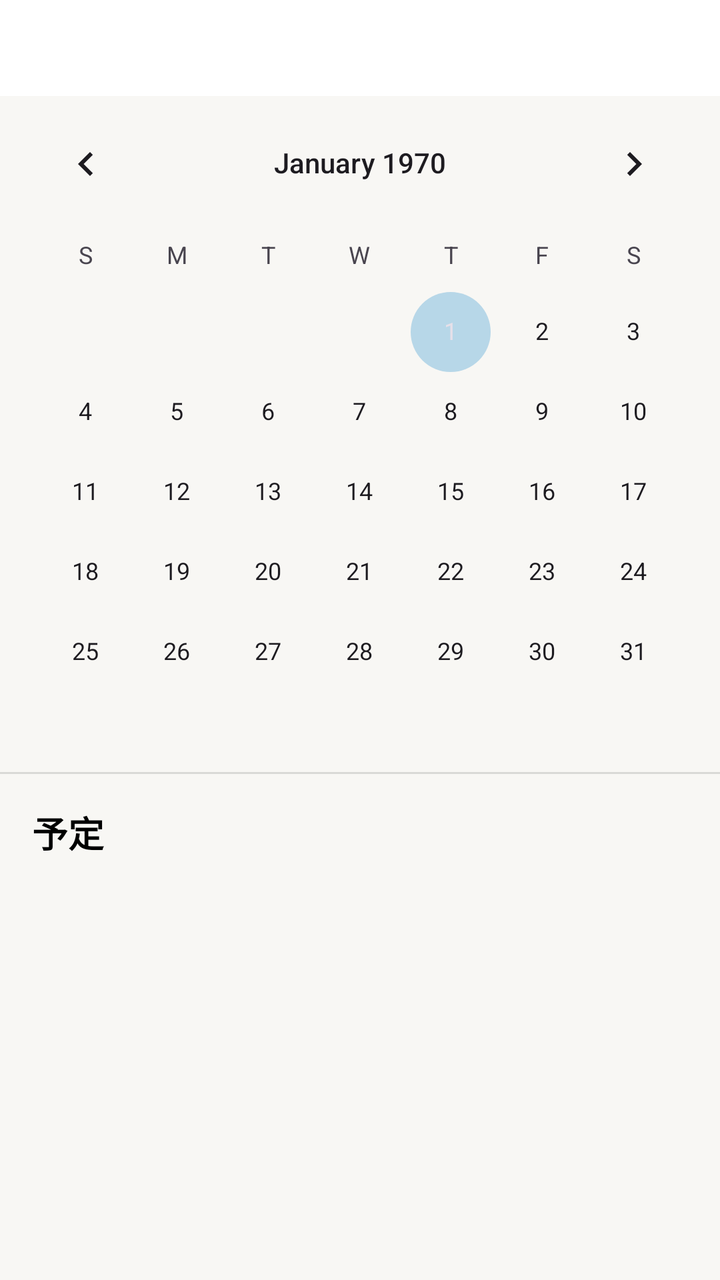
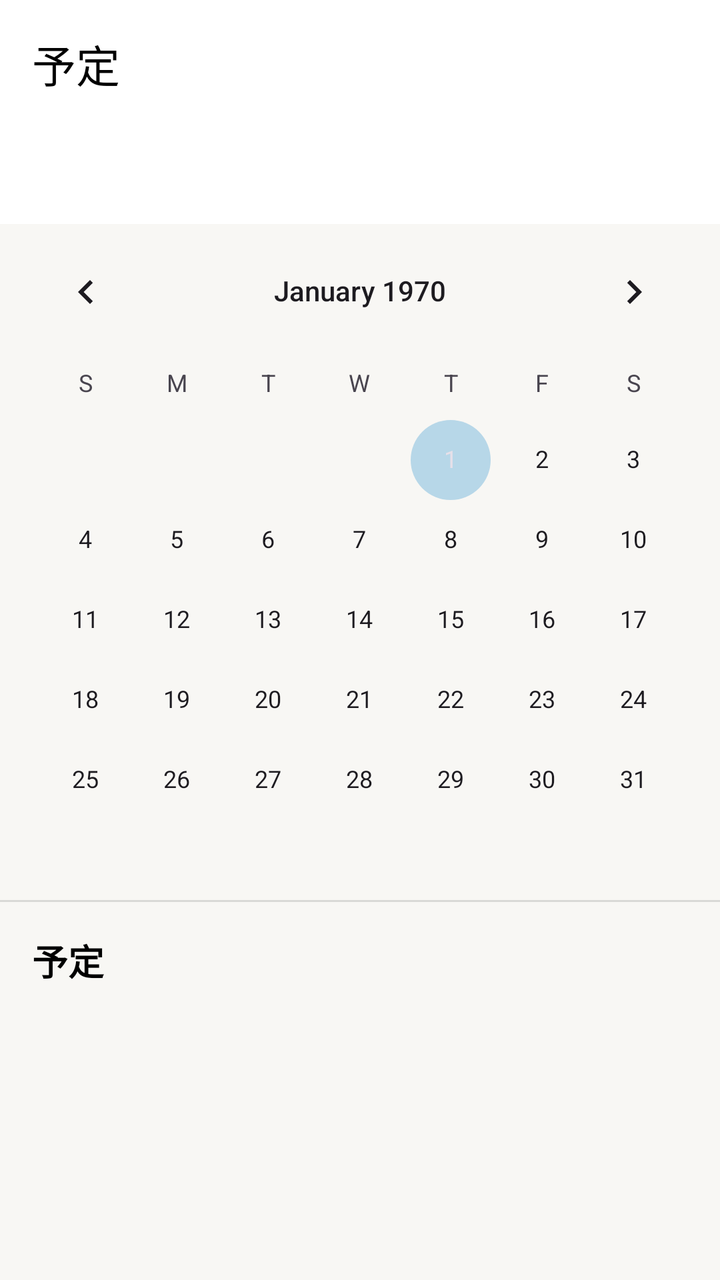

Screens rendered from an Android XML layout before and after an edit, with the pre-edit source and the edit as a unified diff.
<!-- AndroidManifest.xml: application theme Theme.SottoMemo -->
<!-- res/layout/fragment_schedule.xml -->
<?xml version="1.0" encoding="utf-8"?>
<LinearLayout xmlns:android="http://schemas.android.com/apk/res/android"
    xmlns:app="http://schemas.android.com/apk/res-auto"
    xmlns:tools="http://schemas.android.com/tools"
    android:layout_width="match_parent"
    android:layout_height="match_parent"
    android:background="?attr/android:colorBackground"
    android:orientation="vertical"
    tools:context=".ScheduleFragment">

    <com.google.android.material.tabs.TabLayout
        android:id="@+id/tab_layout_schedule"
        android:layout_width="match_parent"
        android:layout_height="wrap_content"
        android:background="?attr/colorSurface"
        app:tabIndicatorColor="?attr/colorPrimary"
        app:tabSelectedTextColor="?attr/colorPrimary"
        app:tabTextColor="?attr/colorOnSurfaceVariant" />

    <LinearLayout
        android:id="@+id/calendar_page_layout"
        android:layout_width="match_parent"
        android:layout_height="match_parent"
        android:orientation="vertical"
        android:visibility="visible">

        <CalendarView
            android:id="@+id/calendar_view"
            android:layout_width="match_parent"
            android:layout_height="wrap_content" />

        <View
            android:layout_width="match_parent"
            android:layout_height="1dp"
            android:alpha="0.12"
            android:background="?attr/colorOnSurface" />

        <TextView
            android:id="@+id/text_view_selected_date_header"
            android:layout_width="match_parent"
            android:layout_height="wrap_content"
            android:padding="16dp"
            android:text="予定"
            android:textColor="?attr/colorOnSurface"
            android:textSize="18sp"
            android:textStyle="bold" />

        <androidx.recyclerview.widget.RecyclerView
            android:id="@+id/recycler_view_daily_events"
            android:layout_width="match_parent"
            android:layout_height="match_parent"
            android:paddingHorizontal="8dp" />
    </LinearLayout>

    <LinearLayout
        android:id="@+id/todo_page_layout"
        android:layout_width="match_parent"
        android:layout_height="match_parent"
        android:gravity="center"
        android:orientation="vertical"
        android:visibility="gone">

        <androidx.recyclerview.widget.RecyclerView
            android:id="@+id/recycler_view_todos"
            android:layout_width="match_parent"
            android:layout_height="match_parent"
            android:paddingVertical="8dp" />

    </LinearLayout>

</LinearLayout>
<!-- resources referenced by this layout -->
<resources>
  <style name="Theme.SottoMemo" parent="Base.Theme.SottoMemo" />
  <style name="Base.Theme.SottoMemo" parent="Theme.Material3.DayNight.NoActionBar">
          <item name="colorPrimary">@color/color_main_mint_green</item>
          <item name="colorOnPrimary">@color/white</item>
          <item name="colorSecondary">@color/color_accent_sky_blue</item>
          <item name="colorOnSecondary">@color/black</item>
          <item name="android:statusBarColor">?attr/colorSurface</item>
          <item name="android:windowLightStatusBar">true</item>
          <item name="android:colorBackground">@color/color_base_off_white</item>
          <item name="colorSurface">@color/white</item>
          <item name="colorOnSurface">@color/black</item>
          <item name="colorOnSurfaceVariant">@color/gray_text</item>
  
      </style>
  <color name="color_main_mint_green">#A8D8C9</color>
  <color name="white">#FFFFFFFF</color>
  <color name="color_accent_sky_blue">#B7D7E8</color>
  <color name="black">#FF000000</color>
  <color name="color_base_off_white">#F8F7F4</color>
  <color name="gray_text">#888888</color>
</resources>

<!-- the commit's change to res/layout/fragment_schedule.xml (unified diff, before → after) -->
@@ -8,6 +8,19 @@
     android:orientation="vertical"
     tools:context=".ScheduleFragment">
 
+    <com.google.android.material.appbar.AppBarLayout
+        android:layout_width="match_parent"
+        android:layout_height="wrap_content"
+        android:background="?attr/colorSurface"
+        app:elevation="0dp">
+
+        <androidx.appcompat.widget.Toolbar
+            android:id="@+id/toolbar_schedule"
+            android:layout_width="match_parent"
+            android:layout_height="?attr/actionBarSize"
+            app:title="予定"
+            app:titleTextColor="?attr/colorOnSurface" />
+    </com.google.android.material.appbar.AppBarLayout>
     <com.google.android.material.tabs.TabLayout
         android:id="@+id/tab_layout_schedule"
         android:layout_width="match_parent"
